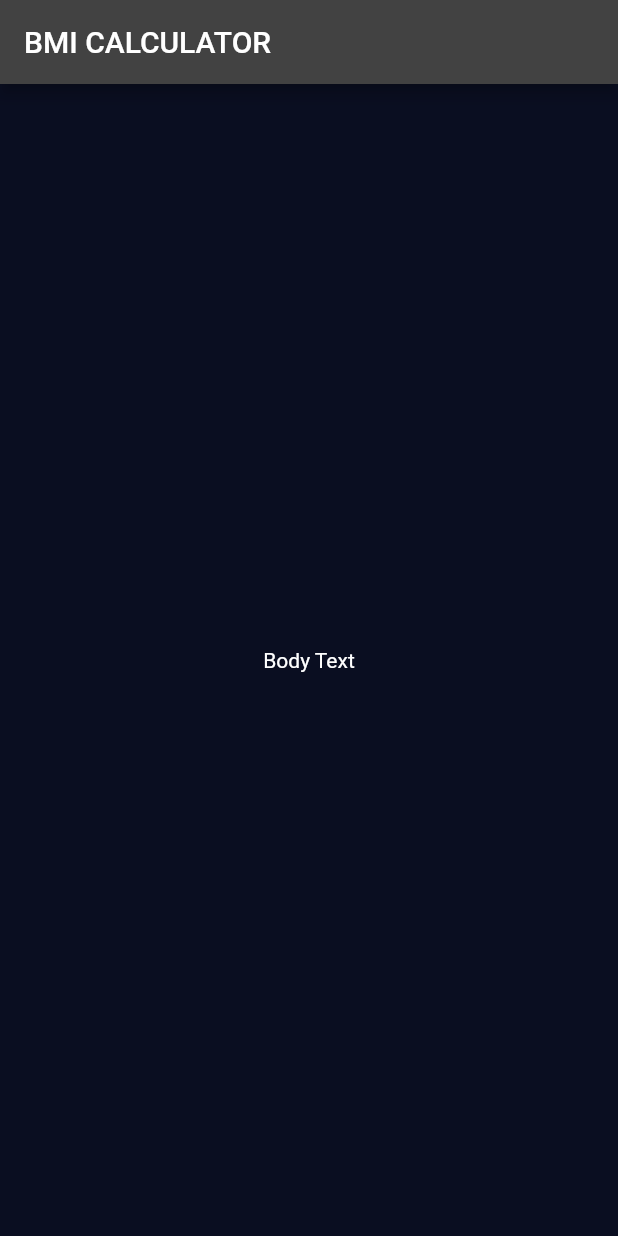
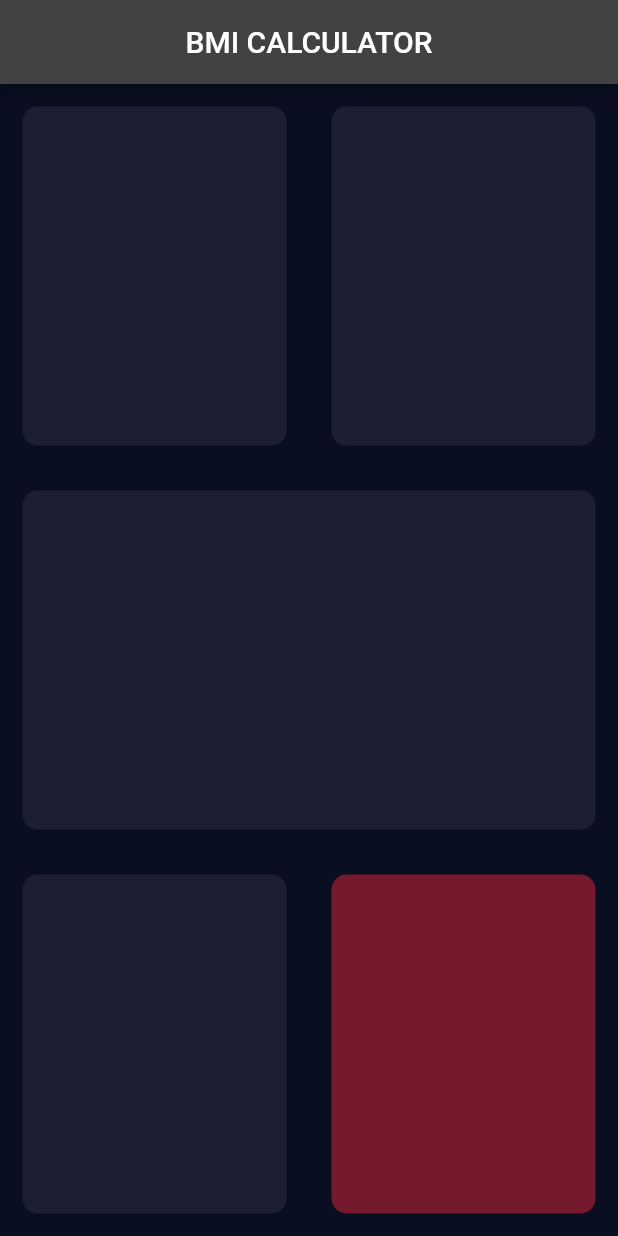
Before and after one commit to Jonghyun99/TIL, a Flutter app: the screen it shows after launch, on a phone screen of 412 x 824 dp. Run offline on Flutter 3.47's test engine with Material 2 defaults, Android fonts, the phone set to English and light mode, and no system bars; our stand-ins replace rflutter_alert; project files that could hold a hidden picture were left out.

Commit message:
Section12 [Dart] Final Vs Const

```diff
--- a/Flutter/bmi-calculator-flutter-flearner-main/lib/input_page.dart
+++ b/Flutter/bmi-calculator-flutter-flearner-main/lib/input_page.dart
@@ -1,5 +1,4 @@
 import 'package:flutter/material.dart';
-
 
 class InputPage extends StatefulWidget {
   @override
@@ -10,11 +9,60 @@
   @override
   Widget build(BuildContext context) {
     return Scaffold(
-      appBar: AppBar(
-        title: const Text('BMI CALCULATOR'),
-      ),
-      body: const Center(
-        child: Text('Body Text'),
+        appBar: AppBar(
+          title: const Text('BMI CALCULATOR'),
+          centerTitle: true,
+        ),
+        body: Column(children: <Widget>[
+          Expanded(
+              child: Row(
+            children: <Widget>[
+              Expanded(
+                child: ReusableCard(
+                  colour: Color(0xFF1D1E33),
+                ),
+              ),
+              Expanded(
+                flex: 1,
+                child: ReusableCard(
+                  colour: Color(0xFF1D1E33),
+                ),
+              ),
+            ],
+          )),
+          Expanded(
+            flex: 1,
+            child: ReusableCard(
+              colour: Color(0xFF1D1E33),
+            ),
+          ),
+          Expanded(
+              child: Row(
+            children: <Widget>[
+              Expanded(
+                child: ReusableCard(colour:Color(0xFF1D1E33),),
+              ),
+              Expanded(
+                child: ReusableCard(colour:Color(0xAAAA1E33),),
+              ),
+            ],
+          )),
+        ]));
+  }
+}
+
+class ReusableCard extends StatelessWidget {
+  ReusableCard({required this.colour});
+
+  final Color colour;
+
+  @override
+  Widget build(BuildContext context) {
+    return Container(
+      margin: EdgeInsets.all(15.0),
+      decoration: BoxDecoration(
+        color: colour,
+        borderRadius: BorderRadius.circular(10.0),
       ),
     );
   }
```
Also changed, not shown: 2 other files.
